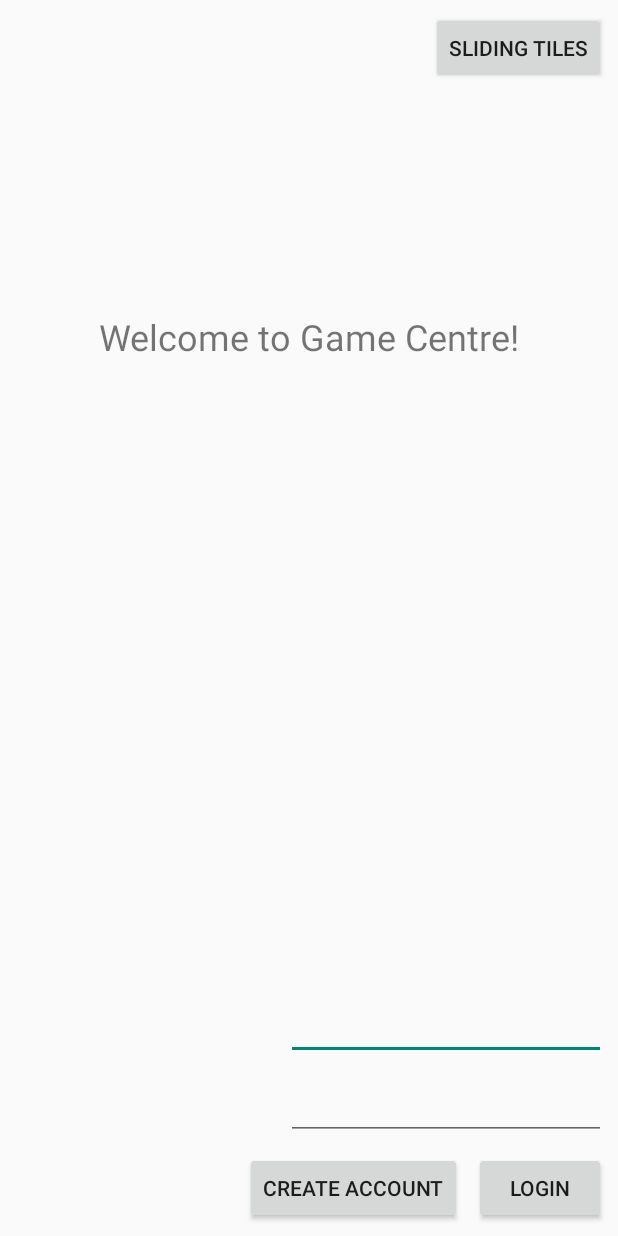
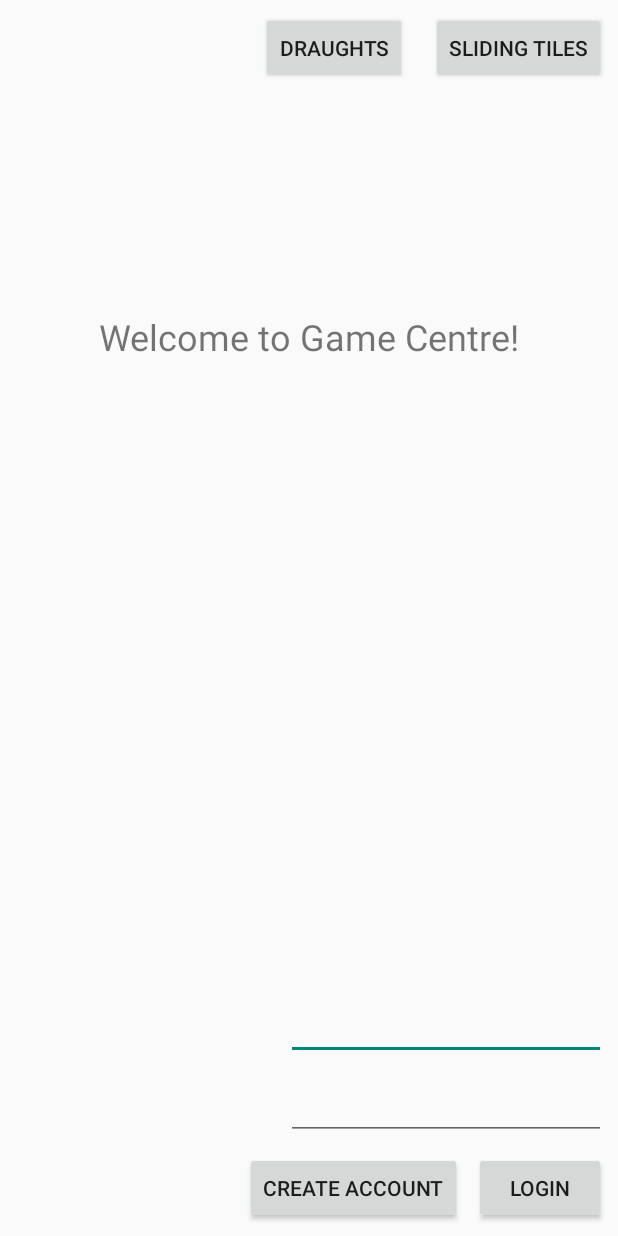
Before and after one commit to maxsours/software-design-final-project, an Android app: the screen it shows after launch (ActualStartingActivity), on a phone screen of 412 x 824 dp. Run offline under Robolectric (Android 15) with nearby library versions, the phone set to English and light mode, and no system bars.

Commit message:
Added button on GameCentre that initializes Draughts. Fixed bug where app crashed if draughts game difficulty wasn't specified.

```diff
--- a/Phase2/GameCentre/app/src/main/AndroidManifest.xml
+++ b/Phase2/GameCentre/app/src/main/AndroidManifest.xml
@@ -26,6 +26,8 @@
                 <category android:name="android.intent.category.LAUNCHER" />
             </intent-filter>
         </activity>
+        <activity android:name=".draughts.SettingsActivity" />
+        <activity android:name=".draughts.MyCheckersActivity" />
     </application>
 
 </manifest>
--- a/Phase2/GameCentre/app/src/main/java/fall2018/csc2017/slidingtiles/ActualStartingActivity.java
+++ b/Phase2/GameCentre/app/src/main/java/fall2018/csc2017/slidingtiles/ActualStartingActivity.java
@@ -44,6 +44,7 @@ public class ActualStartingActivity extends AppCompatActivity {
         addLogoutButtonListener();
         addCreateAccountListener();
         addSlidingTilesButtonListener();
+        addDraughtsButtonListener();
     }
 
 
@@ -250,4 +251,33 @@ public class ActualStartingActivity extends AppCompatActivity {
     private void makeToastWrongPasswordText() {
         Toast.makeText(this, "Incorrect Password", Toast.LENGTH_SHORT).show();
     }
+
+    /**
+     * Button for draughts game on Game Centre.
+     */
+    private Button draughtsbutton;
+
+    /**
+     * Activate draughts button.
+     */
+    private void addDraughtsButtonListener(){
+        draughtsbutton = findViewById(R.id.draughtsbutton);
+
+        draughtsbutton.setOnClickListener(new View.OnClickListener() {
+            @Override
+            public void onClick(View v) {
+                openDraughts();
+            }
+        });
+    }
+
+    /**
+     * Transition to draughts game.
+     */
+    public void openDraughts () {
+        Intent intent = new Intent(this, fall2018.csc2017.slidingtiles.
+                draughts.MyCheckersActivity.class);
+        startActivity(intent);
+    }
+
 }
--- a/Phase2/GameCentre/app/src/main/res/layout/activity_actual_starting.xml
+++ b/Phase2/GameCentre/app/src/main/res/layout/activity_actual_starting.xml
@@ -104,4 +104,14 @@
         app:layout_constraintEnd_toEndOf="parent"
         app:layout_constraintStart_toStartOf="parent"
         app:layout_constraintTop_toTopOf="parent" />
+
+    <Button
+        android:id="@+id/draughtsbutton"
+        android:layout_width="wrap_content"
+        android:layout_height="wrap_content"
+        android:layout_marginTop="8dp"
+        android:layout_marginEnd="16dp"
+        android:text="DRAUGHTS"
+        app:layout_constraintEnd_toStartOf="@+id/slidingTiles"
+        app:layout_constraintTop_toTopOf="parent" />
 </android.support.constraint.ConstraintLayout>
```
Also changed, not shown: Phase2/GameCentre/app/src/main/java/fall2018/csc2017/slidingtiles/draughts/MyCheckersActivity.java (+5 -5 lines).
